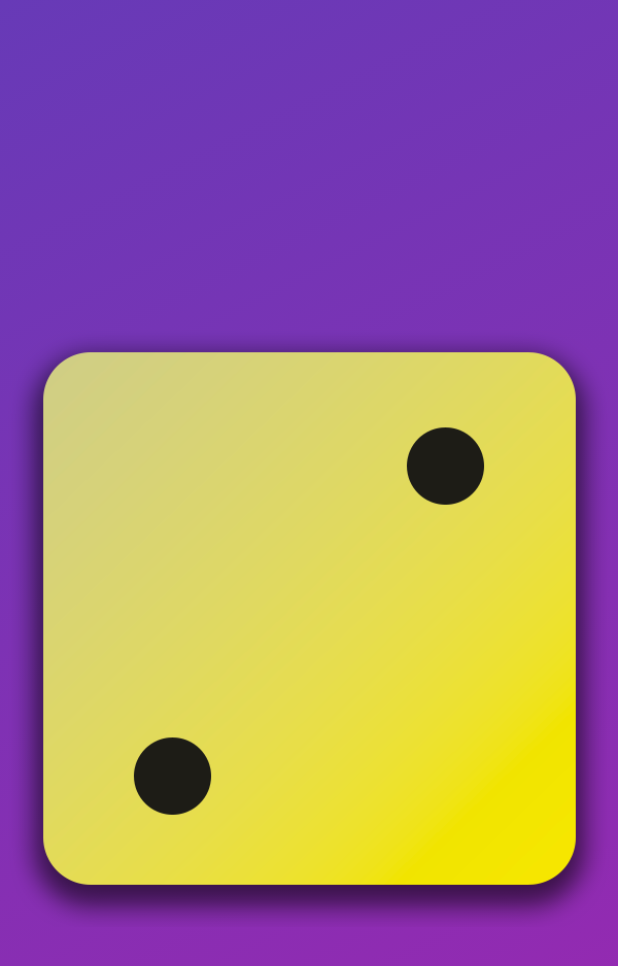
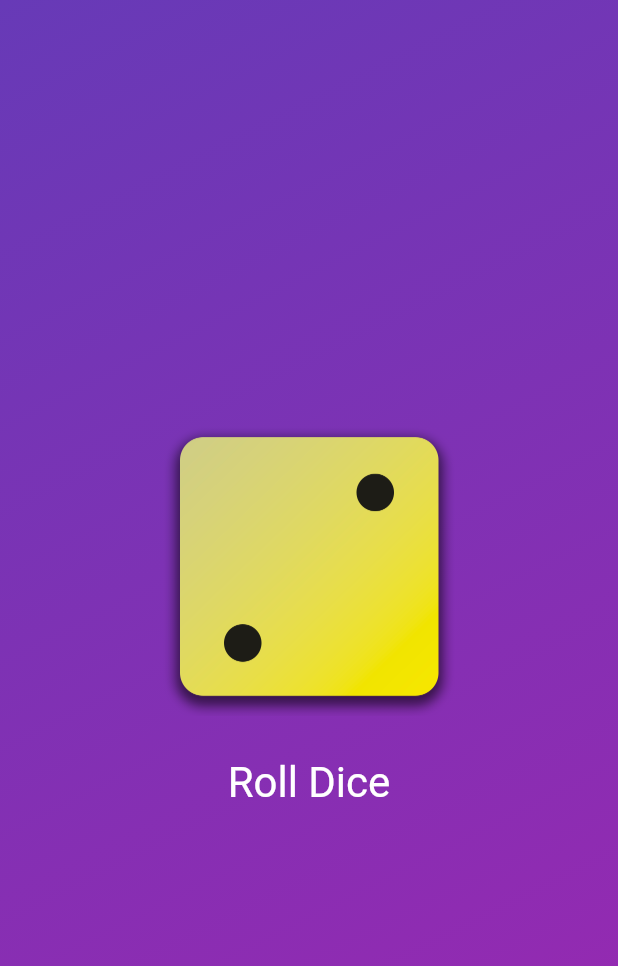
Before and after one commit to jvillarreal2016/randomDice_App, a Flutter app: the screen it shows after launch, on a phone screen of 412 x 824 dp. Shown: the top 966 px of the screen. Run offline on Flutter 3.47's test engine with Material 3 defaults, Android fonts, the phone set to English and light mode, and no system bars.

Commit message:
random dice roll functionality

```diff
--- /dev/null
+++ b/lib/dice_roller.dart
@@ -0,0 +1,52 @@
+import 'dart:math';
+
+import 'package:flutter/material.dart';
+
+final randomizer =
+    Random(); // used so new object isn't created with each button push
+
+class DiceRoller extends StatefulWidget {
+  const DiceRoller({super.key});
+
+  @override
+  State<DiceRoller> createState() {
+    return _DiceRollerState();
+  }
+}
+
+class _DiceRollerState extends State<DiceRoller> {
+  var currentDiceRoll = 2;
+
+  void rollDice() {
+    setState(() {
+      currentDiceRoll = randomizer.nextInt(6) + 1;
+    });
+  }
+
+  @override
+  Widget build(context) {
+    return Column(
+      mainAxisSize: MainAxisSize.min, // centers vertically in column
+      children: [
+        Image.asset(
+          'assets/images/dice-$currentDiceRoll.png',
+          width: 200,
+        ),
+        const SizedBox(height: 20),
+        TextButton(
+          onPressed: rollDice,
+          style: TextButton.styleFrom(
+            // padding: const EdgeInsets.only(
+            //   top: 20,
+            // ),
+            foregroundColor: Colors.white,
+            textStyle: const TextStyle(
+              fontSize: 28,
+            ),
+          ),
+          child: const Text('Roll Dice'),
+        )
+      ],
+    );
+  }
+}
--- a/lib/gradient_container.dart
+++ b/lib/gradient_container.dart
@@ -1,3 +1,4 @@
+import 'package:dice_app/dice_roller.dart';
 import 'package:flutter/material.dart';
 
 const startAlignment = Alignment.topLeft;
@@ -23,10 +24,9 @@ class GradientContainer extends StatelessWidget {
           end: endAlignment,
         ),
       ),
-      child: Center(
-        child: Image.asset('assets/images/dice-2.png'),
-      ),
+      child: const Center(child: DiceRoller()),
     );
+    ;
   }
 }
 
```
